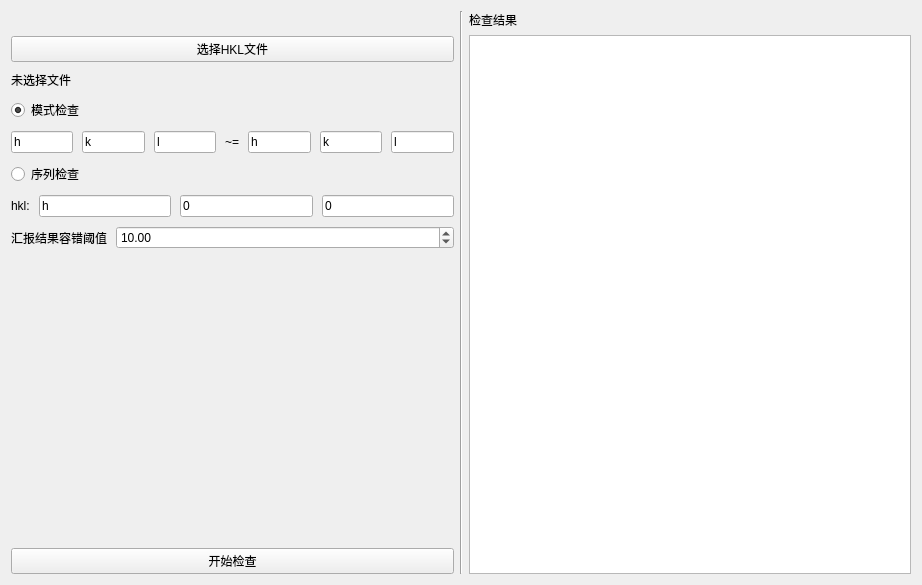
Qt form crystaltoolgui/qt/tabhklchecker.ui (jingshenSN2/CrystalTool) before a commit.
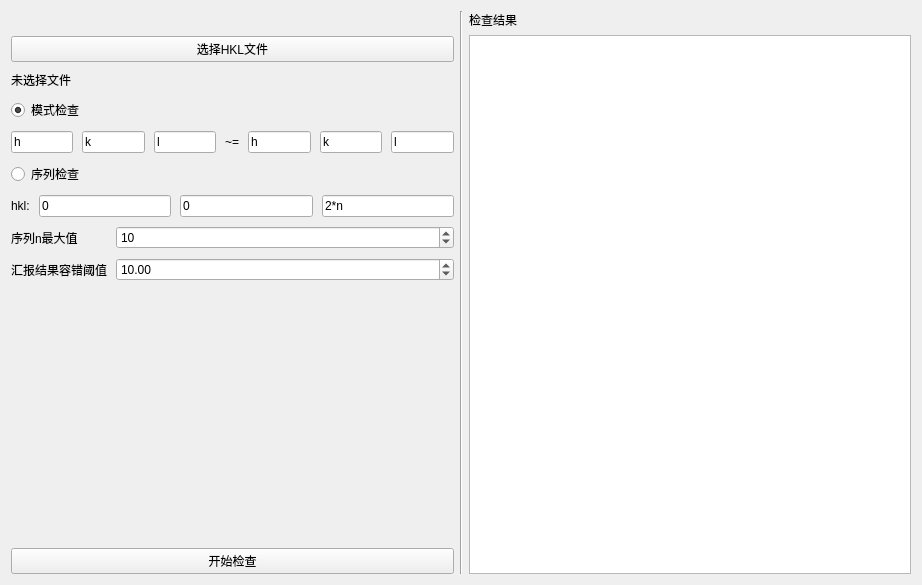
The same form after that commit.

Commit message: WIP: HKL检查器的序列检查功能

What changed in the file:
```diff
--- a/crystaltoolgui/qt/tabhklchecker.ui
+++ b/crystaltoolgui/qt/tabhklchecker.ui
@@ -123,7 +123,7 @@
                                     <item>
                                         <widget class="QLineEdit" name="lE_check_seqh">
                                             <property name="text">
-                                                <string>h</string>
+                                                <string>0</string>
                                             </property>
                                         </widget>
                                     </item>
@@ -137,7 +137,7 @@
                                     <item>
                                         <widget class="QLineEdit" name="lE_check_seql">
                                             <property name="text">
-                                                <string>0</string>
+                                                <string>2*n</string>
                                             </property>
                                         </widget>
                                     </item>
@@ -147,14 +147,14 @@
                     </item>
                     <item>
                         <layout class="QFormLayout" name="fL_check">
-                            <item row="0" column="0">
+                            <item row="1" column="0">
                                 <widget class="QLabel" name="l_check_conf_level">
                                     <property name="text">
                                         <string>汇报结果容错阈值</string>
                                     </property>
                                 </widget>
                             </item>
-                            <item row="0" column="1">
+                            <item row="1" column="1">
                                 <widget class="QDoubleSpinBox" name="dSB_check_conf_level">
                                     <property name="maximum">
                                         <double>50.000000000000000</double>
@@ -164,6 +164,23 @@
                                     </property>
                                 </widget>
                             </item>
+                            <item row="0" column="0">
+                                <widget class="QLabel" name="l_check_n">
+                                    <property name="text">
+                                        <string>序列n最大值</string>
+                                    </property>
+                                </widget>
+                            </item>
+                            <item row="0" column="1">
+                                <widget class="QSpinBox" name="sB_check_n">
+                                    <property name="maximum">
+                                        <number>50</number>
+                                    </property>
+                                    <property name="value">
+                                        <number>10</number>
+                                    </property>
+                                </widget>
+                            </item>
                         </layout>
                     </item>
                     <item>
```
The commit also changes 4 other files.
